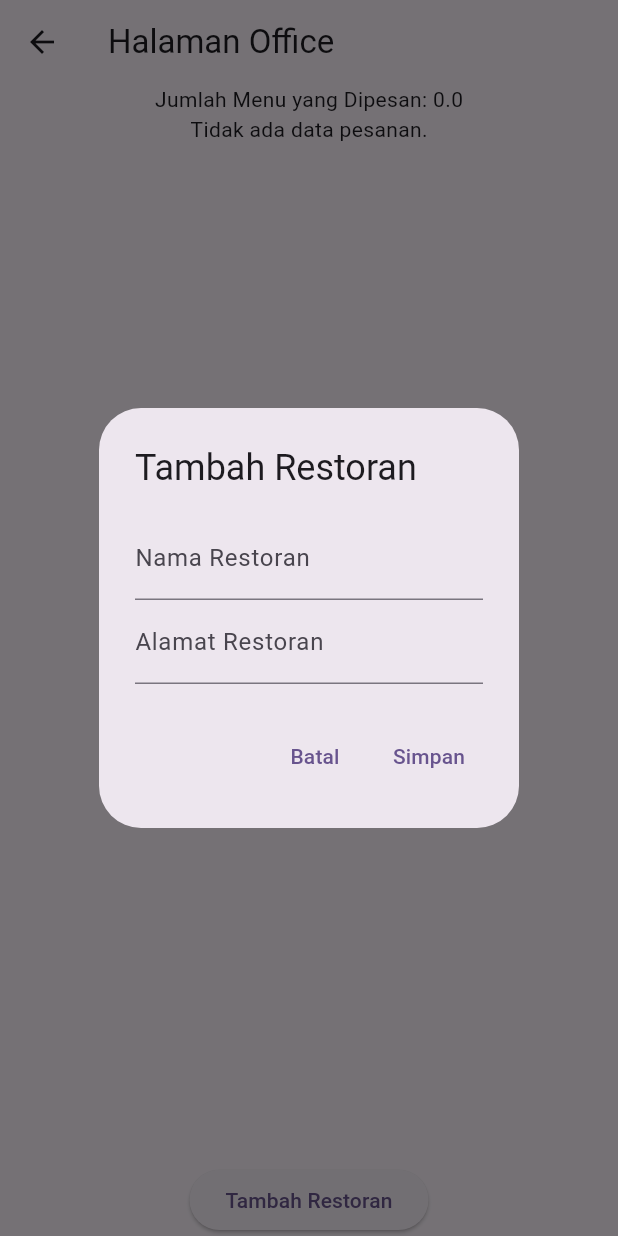
After one commit to anangj/marestoku, a Flutter app: the OfficePage screen opened directly, after a tap on "Tambah Restoran", on a phone screen of 412 x 824 dp. The commit adds this screen. Run offline on Flutter 3.47's test engine with Material 2 defaults, Android fonts, the light colour scheme and no system bars; our stand-ins replace cloud_firestore, firebase_core; accounts and stored records are empty.

Commit message:
add office page

```diff
--- /dev/null
+++ b/firestore.indexes.json
@@ -0,0 +1,4 @@
+{
+  "indexes": [],
+  "fieldOverrides": []
+}
--- /dev/null
+++ b/lib/pages/office_page.dart
@@ -0,0 +1,162 @@
+import 'package:flutter/material.dart';
+import 'package:cloud_firestore/cloud_firestore.dart';
+
+class OfficePage extends StatefulWidget {
+  @override
+  _OfficePageState createState() => _OfficePageState();
+}
+
+class _OfficePageState extends State<OfficePage> {
+  final TextEditingController _nameController = TextEditingController();
+  final TextEditingController _addressController = TextEditingController();
+
+  @override
+  Widget build(BuildContext context) {
+    return Scaffold(
+      appBar: AppBar(
+        title: Text('Halaman Office'),
+      ),
+      body: Center(
+        child: Column(
+          mainAxisAlignment: MainAxisAlignment.center,
+          children: <Widget>[
+
+            FutureBuilder<double>(
+              future: getTotalOrderedMenu(),
+              builder: (context, snapshot) {
+                if (snapshot.connectionState == ConnectionState.waiting) {
+                  return CircularProgressIndicator();
+                } else if (snapshot.hasError) {
+                  return Text('Error: ${snapshot.error}');
+                } else {
+                  return Text('Jumlah Menu yang Dipesan: ${snapshot.data}');
+                }
+              },
+            ),
+
+
+            Expanded(
+              child: FutureBuilder<QuerySnapshot>(
+                future: getOrderedFoodData(),
+                builder: (context, snapshot) {
+                  if (snapshot.connectionState == ConnectionState.waiting) {
+                    return CircularProgressIndicator();
+                  } else if (snapshot.hasError) {
+                    return Text('Error: ${snapshot.error}');
+                  } else if (!snapshot.hasData || snapshot.data!.docs.isEmpty) {
+                    return Text('Tidak ada data pesanan.');
+                  } else {
+                    return ListView(
+                      children: snapshot.data!.docs.map((document) {
+                        final foodName = document['foodName'];
+                        final quantity = document['quantity'];
+                        return ListTile(
+                          title: Text('Food: $foodName'),
+                          subtitle: Text('Quantity: $quantity'),
+                        );
+                      }).toList(),
+                    );
+                  }
+                },
+              ),
+            ),
+            ElevatedButton(
+              onPressed: () {
+                _showAddRestaurantDialog();
+              },
+              child: Text('Tambah Restoran'),
+            ),
+          ],
+        ),
+      ),
+    );
+  }
+
+  Future<double> getTotalOrderedMenu() async {
+
+    QuerySnapshot querySnapshot = await FirebaseFirestore.instance.collection('orders').get();
+    double totalMenu = 0;
+    for (QueryDocumentSnapshot document in querySnapshot.docs) {
+      final quantity = document['quantity'];
+      if (quantity is num) {
+        totalMenu += quantity.toDouble();
+      }
+    }
+    return totalMenu;
+  }
+
+  Future<QuerySnapshot> getOrderedFoodData() async {
+    return await FirebaseFirestore.instance.collection('orders').get();
+  }
+  Future<void> _showAddRestaurantDialog() async {
+    await showDialog(
+      context: context,
+      builder: (context) {
+        return AlertDialog(
+          title: Text('Tambah Restoran'),
+          content: SingleChildScrollView(
+            child: Column(
+              children: <Widget>[
+
+                TextFormField(
+                  decoration: InputDecoration(labelText: 'Nama Restoran'),
+                  controller: _nameController,
+                ),
+                TextFormField(
+                  decoration: InputDecoration(labelText: 'Alamat Restoran'),
+                  controller: _addressController,
+                ),
+
+              ],
+            ),
+          ),
+          actions: <Widget>[
+            TextButton(
+              onPressed: () {
+                // Tombol Batal
+                Navigator.pop(context);
+              },
+              child: Text('Batal'),
+            ),
+            TextButton(
+              onPressed: () async {
+
+                final restaurantName = _nameController.text;
+                final restaurantAddress = _addressController.text;
+
+                if (restaurantName.isNotEmpty && restaurantAddress.isNotEmpty) {
+
+                  final restaurantData = {
+                    'name': restaurantName,
+                    'address': restaurantAddress,
+
+                  };
+
+                  try {
+
+                    await FirebaseFirestore.instance.collection('restaurants').add(restaurantData);
+
+
+                    Navigator.pop(context);
+                  } catch (error) {
+
+                    print('Error: $error');
+                  }
+                } else {
+
+                  ScaffoldMessenger.of(context).showSnackBar(
+                    SnackBar(
+                      content: Text('Isi semua bidang formulir.'),
+                    ),
+                  );
+                }
+              },
+              child: Text('Simpan'),
+            ),
+          ],
+        );
+      },
+    );
+  }
+
+}
```
Also changed, not shown: lib/main.dart (+9 -96 lines), lib/pages/menu_page.dart (+2 -22 lines), lib/pages/order_food_page.dart (+21 -3 lines), firebase.json (added), 5 other files.
